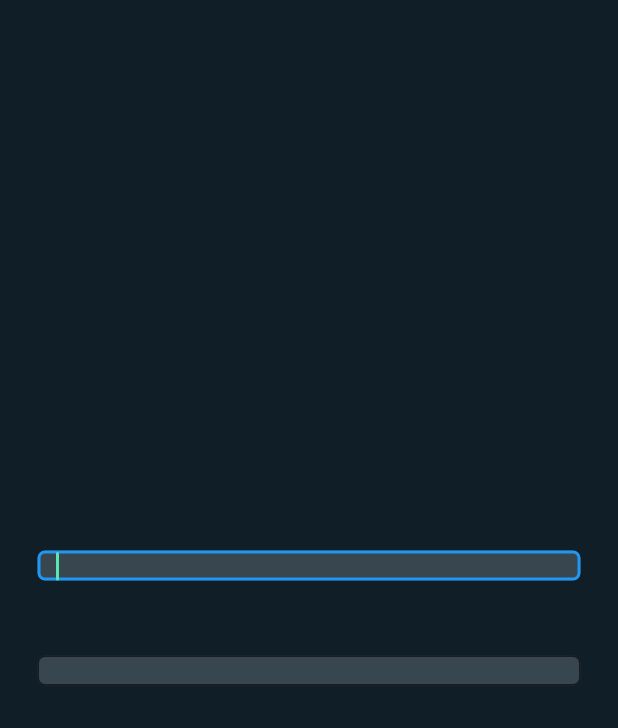
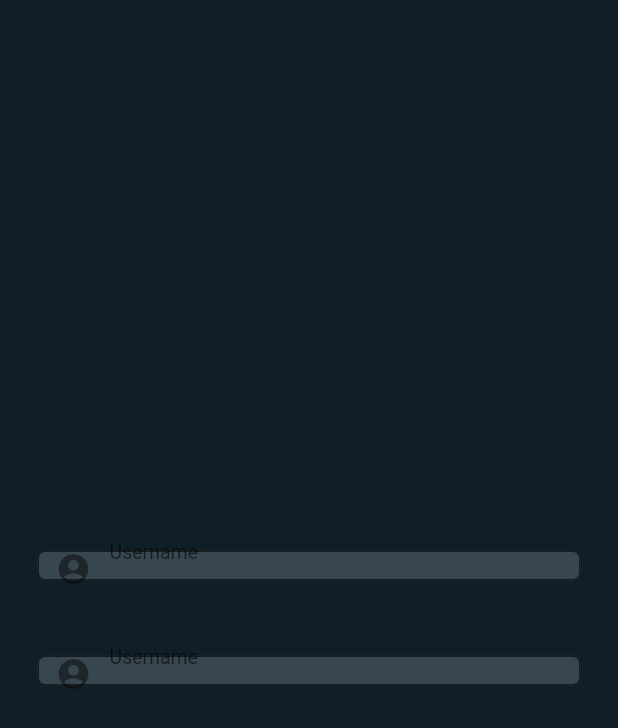
Before and after one commit to MontiniCristian/Breach-Flutter-Client, a Flutter app: the screen it shows after launch, on a phone screen of 412 x 824 dp. Shown: the top 728 px of the screen. Run offline on Flutter 3.47's test engine with Material 2 defaults, Android fonts, the phone set to English and light mode, and no system bars.

```diff
--- a/lib/widgets/LoginTextField.dart
+++ b/lib/widgets/LoginTextField.dart
@@ -16,18 +16,24 @@ class _LoginTextFieldState extends State<LoginTextField>{
       height: 70.0,
 
       child: TextField(
+
         enabled: true,
         cursorRadius: Radius.circular(50.0),
-        autofocus: true,
         cursorColor: marineGreen,
+        cursorWidth: 0.4,
         style: TextStyle(
-          color: marineGreen
+          color: marineGreen,
+          fontSize: 13.0
         ),
         decoration: InputDecoration(
-
+          prefixIcon: Icon(Icons.account_circle),
+          hintText: "Username",
           filled: true,
           fillColor: grayPrimary,
           border: OutlineInputBorder(
+            borderSide: BorderSide(
+              color: marineGreen
+            ),
             borderRadius: const BorderRadius.all(
               Radius.circular(5.0)
             )
```
